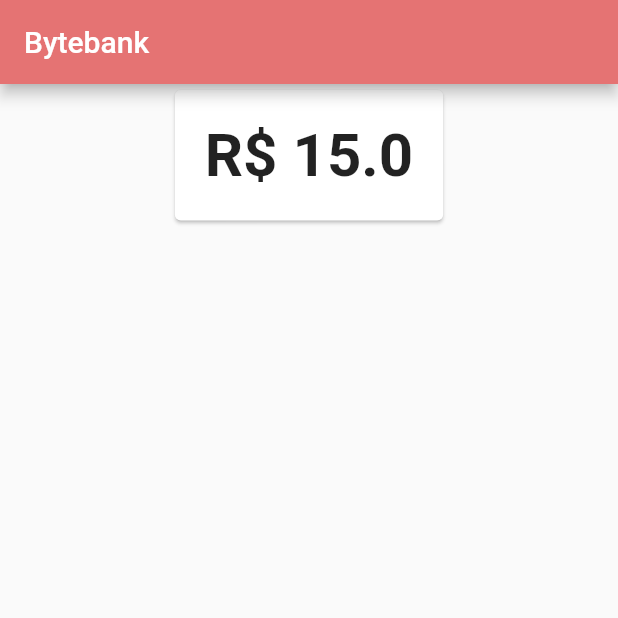
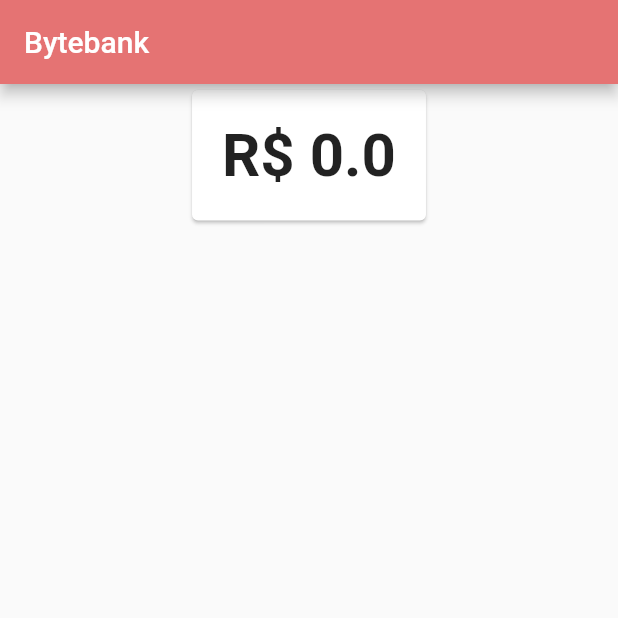
Before and after one commit to nataliecosta0/bytebank, a Flutter app: the screen it shows after launch, on a phone screen of 412 x 824 dp, the top half of it. Run offline on Flutter 3.47's test engine with Material 2 defaults, Android fonts, the phone set to English and light mode, and no system bars.

```diff
--- a/lib/main.dart
+++ b/lib/main.dart
@@ -5,7 +5,7 @@ import 'package:provider/provider.dart';
 
 void main() => runApp(
       ChangeNotifierProvider(
-        create: (context) => Saldo(0),
+        create: (context) => Saldo(0.00),
         child: BytebankApp(),
       ),
     );
--- a/lib/screens/dashboard/dashboard.dart
+++ b/lib/screens/dashboard/dashboard.dart
@@ -1,11 +1,7 @@
-import 'package:bytebank/models/saldo.dart';
 import 'package:bytebank/screens/dashboard/saldo.dart';
 import 'package:flutter/material.dart';
 
 class Dashboard extends StatelessWidget {
-  const Dashboard({ Key? key }) : super(key: key);
-
-  @override
   Widget build(BuildContext context) {
     return Scaffold(
       appBar: AppBar(
@@ -13,9 +9,7 @@ class Dashboard extends StatelessWidget {
       ),
       body: Align(
         alignment: Alignment.topCenter,
-        child: SaldoCard(
-          saldo: Saldo(15.00),
-        ),
+        child: SaldoCard(),
       ),
     );
   }
--- a/lib/screens/dashboard/saldo.dart
+++ b/lib/screens/dashboard/saldo.dart
@@ -1,26 +1,22 @@
 import 'package:bytebank/models/saldo.dart';
 import 'package:flutter/cupertino.dart';
 import 'package:flutter/material.dart';
+import 'package:provider/provider.dart';
 
 class SaldoCard extends StatelessWidget {
-  final Saldo saldo;
-  const SaldoCard({
-    Key? key,
-    required this.saldo,
-  }) : super(key: key);
-
-  @override
   Widget build(BuildContext context) {
     return Card(
       child: Padding(
         padding: EdgeInsets.all(20.0),
-        child: Text(
-          saldo.toString(),
-          textAlign: TextAlign.center,
-          style: TextStyle(
-            fontSize: 40,
-            fontWeight: FontWeight.bold,
-          ),
+        child: Consumer<Saldo>(
+          builder: (context, valor, child) {
+            return Text(valor.toString(),
+                textAlign: TextAlign.center,
+                style: TextStyle(
+                  fontSize: 40,
+                  fontWeight: FontWeight.bold,
+                ));
+          },
         ),
       ),
     );
--- a/lib/screens/transferencia/lista.dart
+++ b/lib/screens/transferencia/lista.dart
@@ -38,6 +38,7 @@ class _ListaTransferenciasState extends State<ListaTransferencias> {
   }
 
   void _atualiza(Transferencia transferenciaRecebida) {
+    // ignore: unnecessary_null_comparison
     if (transferenciaRecebida != null) {
       setState(
         () {
--- a/pubspec.yaml
+++ b/pubspec.yaml
@@ -28,7 +28,7 @@ dependencies:
   # The following adds the Cupertino Icons font to your application.
   # Use with the CupertinoIcons class for iOS style icons.
   cupertino_icons: ^1.0.2
-  provider: ^3.0.0
+  provider: ^4.3.3
 
 dev_dependencies:
   flutter_test:
```
Also changed, not shown: pubspec.lock.
